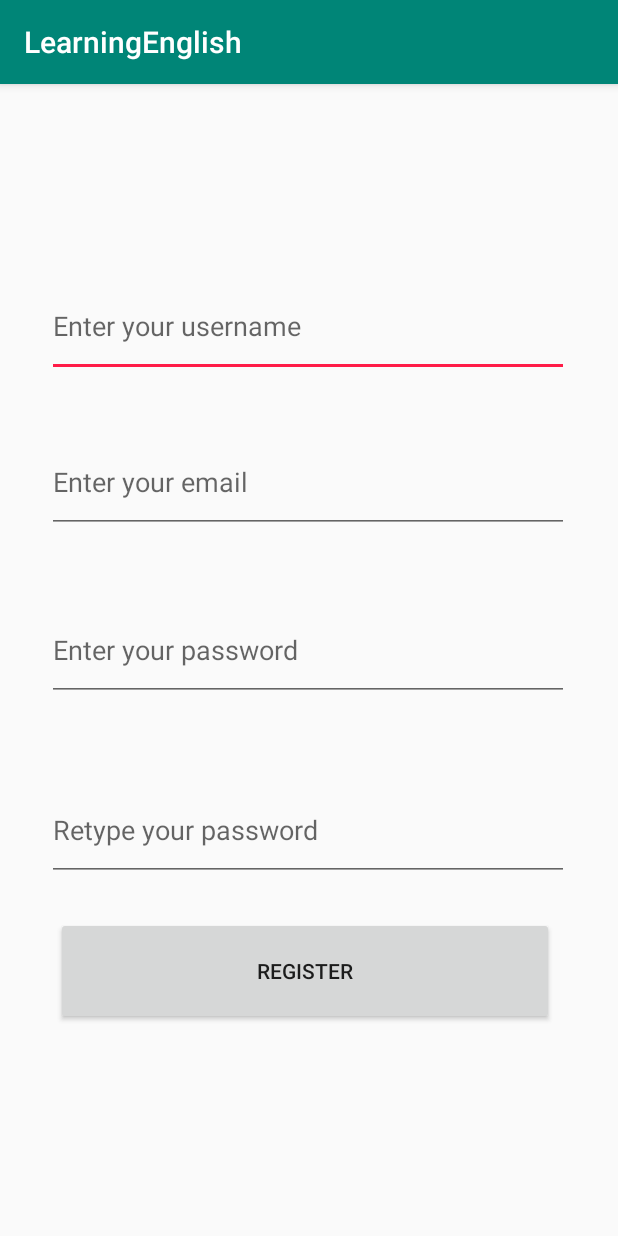
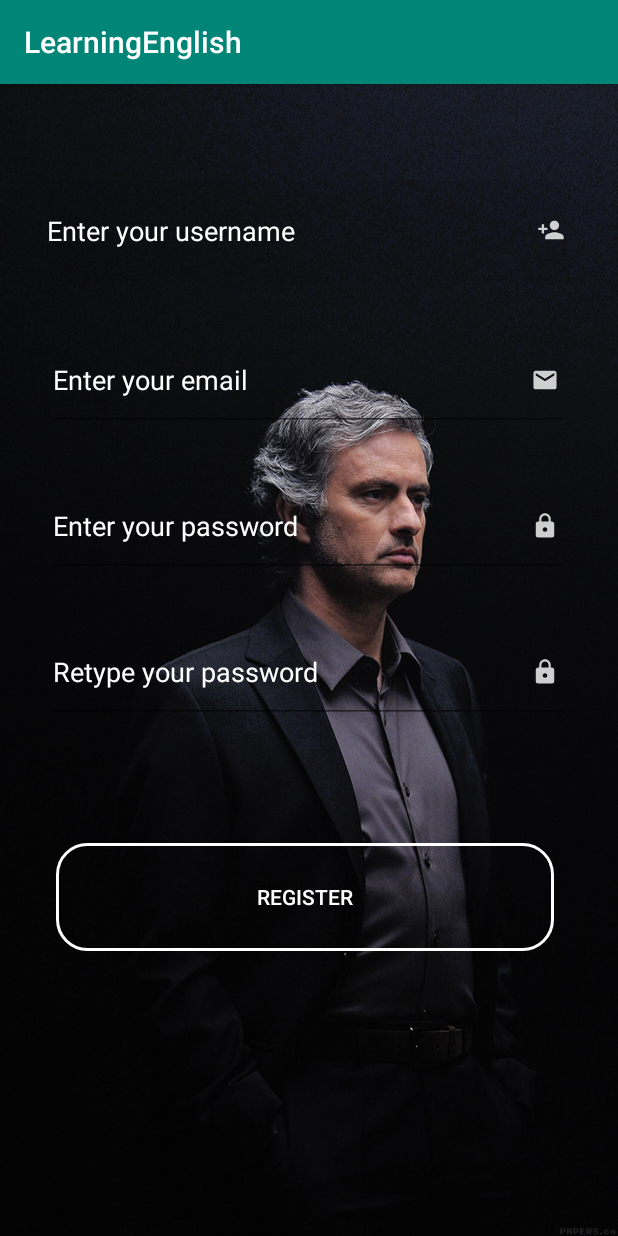
Before and after one commit to tubase06155/AndroidProject, an Android app: the RegisterActivity screen opened directly, with no data from a screen before it, on a phone screen of 412 x 824 dp. Run offline under Robolectric (Android 15) with nearby library versions, the phone set to English and light mode, and no system bars.

Commit message:
theme register

```diff
--- /dev/null
+++ b/app/src/main/res/drawable-anydpi/ic_action_adduser.xml
@@ -0,0 +1,14 @@
+<vector xmlns:android="http://schemas.android.com/apk/res/android"
+    android:width="24dp"
+    android:height="24dp"
+    android:viewportWidth="31.2"
+    android:viewportHeight="31.2"
+    android:tint="#FFFFFF"
+    android:alpha="0.8">
+  <group android:translateX="3.6"
+      android:translateY="3.6">
+      <path
+          android:fillColor="#FF000000"
+          android:pathData="M15,12c2.21,0 4,-1.79 4,-4s-1.79,-4 -4,-4 -4,1.79 -4,4 1.79,4 4,4zM6,10L6,7L4,7v3L1,10v2h3v3h2v-3h3v-2L6,10zM15,14c-2.67,0 -8,1.34 -8,4v2h16v-2c0,-2.66 -5.33,-4 -8,-4z"/>
+  </group>
+</vector>
--- /dev/null
+++ b/app/src/main/res/drawable-anydpi/ic_action_mail.xml
@@ -0,0 +1,14 @@
+<vector xmlns:android="http://schemas.android.com/apk/res/android"
+    android:width="24dp"
+    android:height="24dp"
+    android:viewportWidth="31.2"
+    android:viewportHeight="31.2"
+    android:tint="#FFFFFF"
+    android:alpha="0.8">
+  <group android:translateX="3.6"
+      android:translateY="3.6">
+      <path
+          android:fillColor="#FF000000"
+          android:pathData="M20,4L4,4c-1.1,0 -1.99,0.9 -1.99,2L2,18c0,1.1 0.9,2 2,2h16c1.1,0 2,-0.9 2,-2L22,6c0,-1.1 -0.9,-2 -2,-2zM20,8l-8,5 -8,-5L4,6l8,5 8,-5v2z"/>
+  </group>
+</vector>
--- /dev/null
+++ b/app/src/main/res/drawable/my_edit_text_style.xml
@@ -0,0 +1,5 @@
+<?xml version="1.0" encoding="utf-8"?>
+<selector xmlns:android="http://schemas.android.com/apk/res/android">
+
+
+</selector>
--- /dev/null
+++ b/app/src/main/res/drawable/white_button_style.xml
@@ -0,0 +1,14 @@
+<?xml version="1.0" encoding="utf-8"?>
+<shape xmlns:android="http://schemas.android.com/apk/res/android"
+    android:shape="rectangle">
+             android:shape="rectangle">
+             <corners android:bottomLeftRadius="20dp"
+                 android:topLeftRadius="20dp"
+                 android:topRightRadius="20dp"
+                 android:bottomRightRadius="20dp"
+                 android:radius="10dp"></corners>
+             <solid android:color="@android:color/transparent"/>
+            <stroke android:color="#ffffff"
+                android:width="2dp"/>
+
+</shape>
--- a/app/src/main/res/layout/activity_admin.xml
+++ b/app/src/main/res/layout/activity_admin.xml
@@ -2,6 +2,7 @@
 <androidx.constraintlayout.widget.ConstraintLayout xmlns:android="http://schemas.android.com/apk/res/android"
     xmlns:app="http://schemas.android.com/apk/res-auto"
     xmlns:tools="http://schemas.android.com/tools"
+    android:background="@drawable/gradient"
     android:layout_width="match_parent"
     android:layout_height="match_parent"
     tools:context=".AdminActivity">
--- a/app/src/main/res/layout/activity_register.xml
+++ b/app/src/main/res/layout/activity_register.xml
@@ -4,18 +4,25 @@
     xmlns:tools="http://schemas.android.com/tools"
     android:layout_width="match_parent"
     android:layout_height="match_parent"
+    android:background="@drawable/mourinho"
     tools:context=".RegisterActivity">
 
     <EditText
         android:id="@+id/registerUsername"
         android:layout_width="348dp"
         android:layout_height="67dp"
-        android:layout_marginTop="128dp"
+        android:layout_marginStart="14dp"
+        android:layout_marginTop="64dp"
+        android:background="#11000000"
         android:ems="10"
+
         android:hint="Enter your username"
+        android:textColorHint="#ffffff"
+        android:textColor="#ffffff"
+        android:drawableRight="@drawable/ic_action_adduser"
         android:inputType="textPersonName"
         app:layout_constraintEnd_toEndOf="parent"
-        app:layout_constraintHorizontal_bias="0.492"
+        app:layout_constraintHorizontal_bias="0.346"
         app:layout_constraintStart_toStartOf="parent"
         app:layout_constraintTop_toTopOf="parent" />
 
@@ -23,49 +30,62 @@
         android:id="@+id/registerEmail"
         android:layout_width="348dp"
         android:layout_height="67dp"
-        android:layout_marginTop="232dp"
+        android:layout_marginStart="12dp"
+        android:layout_marginTop="100dp"
         android:ems="10"
         android:hint="Enter your email"
+        android:textColorHint="#ffffff"
+        android:textColor="#ffffff"
+        android:drawableRight="@drawable/ic_action_mail"
         android:inputType="textPersonName"
         app:layout_constraintEnd_toEndOf="parent"
-        app:layout_constraintHorizontal_bias="0.492"
+        app:layout_constraintHorizontal_bias="0.372"
         app:layout_constraintStart_toStartOf="parent"
-        app:layout_constraintTop_toTopOf="parent" />
+        app:layout_constraintTop_toTopOf="@+id/registerUsername" />
 
     <EditText
         android:id="@+id/registerPassword"
         android:layout_width="348dp"
         android:layout_height="67dp"
-        android:layout_marginTop="344dp"
+        android:layout_marginStart="15dp"
+        android:layout_marginTop="30dp"
         android:ems="10"
         android:hint="Enter your password"
+        android:textColorHint="#ffffff"
+        android:textColor="#ffffff"
+        android:drawableRight="@drawable/ic_action_password"
         android:inputType="textPassword"
         app:layout_constraintEnd_toEndOf="parent"
-        app:layout_constraintHorizontal_bias="0.492"
+        app:layout_constraintHorizontal_bias="0.333"
         app:layout_constraintStart_toStartOf="parent"
-        app:layout_constraintTop_toTopOf="parent" />
+        app:layout_constraintTop_toBottomOf="@+id/registerEmail" />
 
     <EditText
         android:id="@+id/registerRePassword"
         android:layout_width="348dp"
         android:layout_height="67dp"
-        android:layout_marginTop="464dp"
+        android:layout_marginTop="30dp"
         android:ems="10"
         android:hint="Retype your password"
+        android:textColorHint="#ffffff"
+        android:textColor="#ffffff"
+        android:drawableRight="@drawable/ic_action_password"
         android:inputType="textPassword"
         app:layout_constraintEnd_toEndOf="parent"
         app:layout_constraintHorizontal_bias="0.492"
         app:layout_constraintStart_toStartOf="parent"
-        app:layout_constraintTop_toTopOf="parent" />
+        app:layout_constraintTop_toBottomOf="@+id/registerPassword" />
 
     <Button
         android:id="@+id/registerSubmit"
         android:layout_width="332dp"
         android:layout_height="72dp"
-        android:layout_marginTop="24dp"
+        android:layout_marginTop="80dp"
+        android:background="@drawable/white_button_style"
         android:text="Register"
+        android:textColor="#ffffff"
         app:layout_constraintEnd_toEndOf="parent"
-        app:layout_constraintHorizontal_bias="0.464"
+        app:layout_constraintHorizontal_bias="0.468"
         app:layout_constraintStart_toStartOf="parent"
         app:layout_constraintTop_toBottomOf="@+id/registerRePassword" />
 </androidx.constraintlayout.widget.ConstraintLayout>
```
Also changed, not shown: app/src/main/res/values/styles.xml (+7 -0 lines), app/src/main/res/drawable-hdpi/ic_action_adduser.png (added), app/src/main/res/drawable-hdpi/ic_action_mail.png (added), app/src/main/res/drawable-mdpi/ic_action_adduser.png (added), app/src/main/res/drawable-mdpi/ic_action_mail.png (added), app/src/main/res/drawable-xhdpi/ic_action_adduser.png (added), app/src/main/res/drawable-xhdpi/ic_action_mail.png (added), app/src/main/res/drawable-xxhdpi/ic_action_adduser.png (added), app/src/main/res/drawable-xxhdpi/ic_action_mail.png (added), app/src/main/res/drawable/cr7.jpg (added), app/src/main/res/drawable/cr7_2.jpg (added), app/src/main/res/drawable/mourinho.jpg (added), app/src/main/res/drawable/thap.jpg (added).
